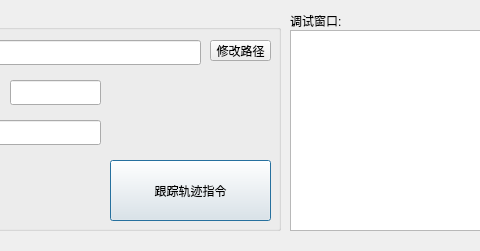
This is keytracedlg.ui in qubo188612/qtwelding as Qt 5 draws it before an edit; both pictures show x 260 to 740 and y 0 to 251 of the 901 by 251 pixel window. The edited form follows.
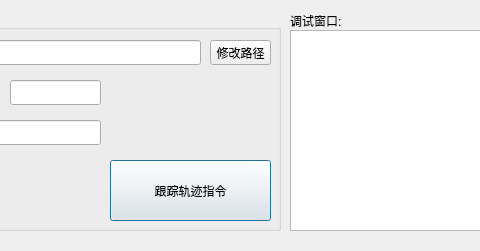
This is the edited form.

```diff
--- a/keytracedlg.ui
+++ b/keytracedlg.ui
@@ -113,7 +113,7 @@
       <x>450</x>
       <y>30</y>
       <width>61</width>
-      <height>21</height>
+      <height>25</height>
      </rect>
     </property>
     <property name="text">
```
